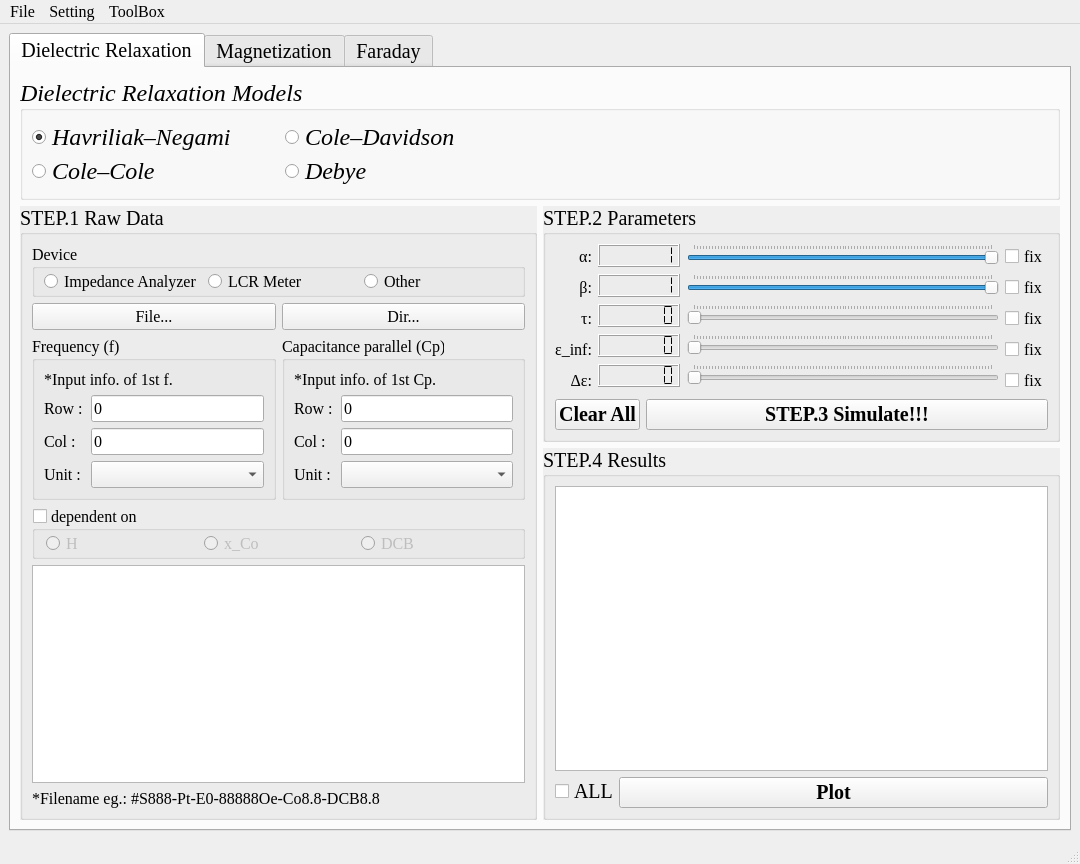
Qt form app/ui/simulator_ui.ui (obliviousgarden/DataProcessingPlatform) before a commit.
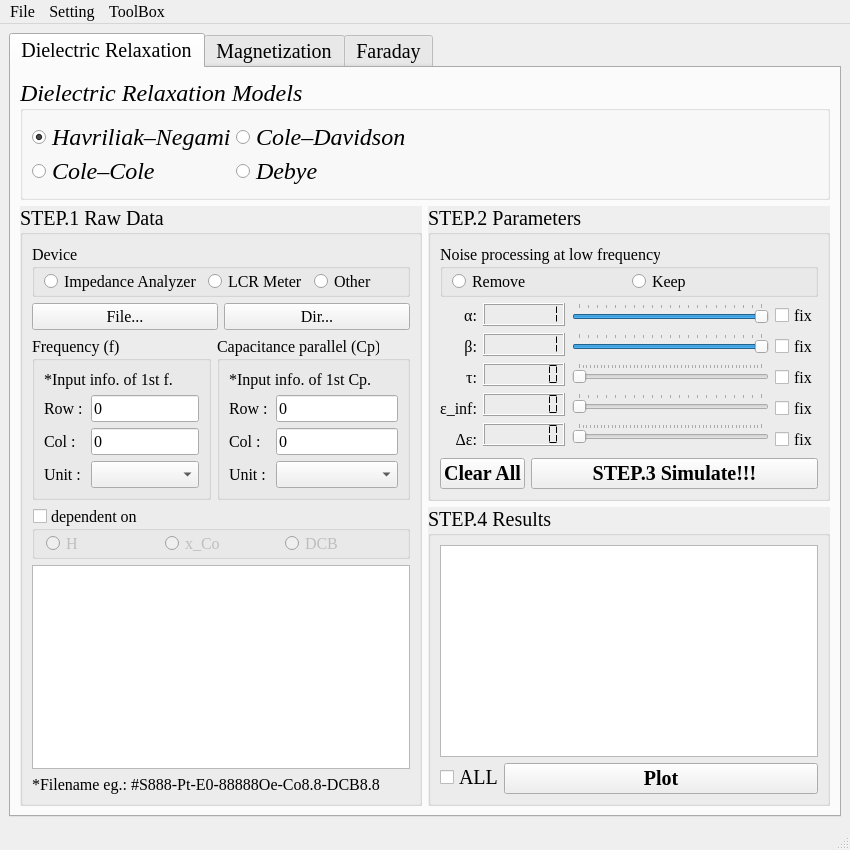
The same form after that commit. The open tabs and pages were chosen to show the change. Icons and pictures are not drawn.

Patch:
```diff
--- a/app/ui/simulator_ui.ui
+++ b/app/ui/simulator_ui.ui
@@ -7,8 +7,8 @@
    <rect>
     <x>0</x>
     <y>0</y>
-    <width>1080</width>
-    <height>864</height>
+    <width>850</width>
+    <height>850</height>
    </rect>
   </property>
   <property name="sizePolicy">
@@ -19,8 +19,8 @@
   </property>
   <property name="minimumSize">
    <size>
-    <width>1080</width>
-    <height>720</height>
+    <width>850</width>
+    <height>850</height>
    </size>
   </property>
   <property name="maximumSize">
@@ -57,6 +57,12 @@
    <layout class="QHBoxLayout" name="horizontalLayout" stretch="0">
     <item>
      <widget class="QTabWidget" name="tabs">
+      <property name="minimumSize">
+       <size>
+        <width>0</width>
+        <height>0</height>
+       </size>
+      </property>
       <property name="font">
        <font>
         <family>Times New Roman</family>
@@ -543,7 +549,41 @@
               <property name="title">
                <string>STEP.2 Parameters</string>
               </property>
-              <layout class="QVBoxLayout" name="verticalLayout_6" stretch="0,0">
+              <layout class="QVBoxLayout" name="verticalLayout_6" stretch="0,0,0">
+               <item>
+                <widget class="QGroupBox" name="GroupBox_step2_noise">
+                 <property name="font">
+                  <font>
+                   <pointsize>12</pointsize>
+                  </font>
+                 </property>
+                 <property name="title">
+                  <string>Noise processing at low frequency</string>
+                 </property>
+                 <layout class="QHBoxLayout" name="horizontalLayout_5">
+                  <property name="topMargin">
+                   <number>0</number>
+                  </property>
+                  <property name="bottomMargin">
+                   <number>0</number>
+                  </property>
+                  <item>
+                   <widget class="QRadioButton" name="RadioButton_noise_remove">
+                    <property name="text">
+                     <string>Remove</string>
+                    </property>
+                   </widget>
+                  </item>
+                  <item>
+                   <widget class="QRadioButton" name="RadioButton_noise_keep">
+                    <property name="text">
+                     <string>Keep</string>
+                    </property>
+                   </widget>
+                  </item>
+                 </layout>
+                </widget>
+               </item>
                <item>
                 <layout class="QHBoxLayout" name="HorizontalLayout_step2" stretch="0,1,0">
                  <property name="sizeConstraint">
@@ -3005,7 +3045,7 @@
     <rect>
      <x>0</x>
      <y>0</y>
-     <width>1080</width>
+     <width>850</width>
      <height>26</height>
     </rect>
    </property>
```
Left out of the diff: 8 changed lines with no effect on the pictures.
